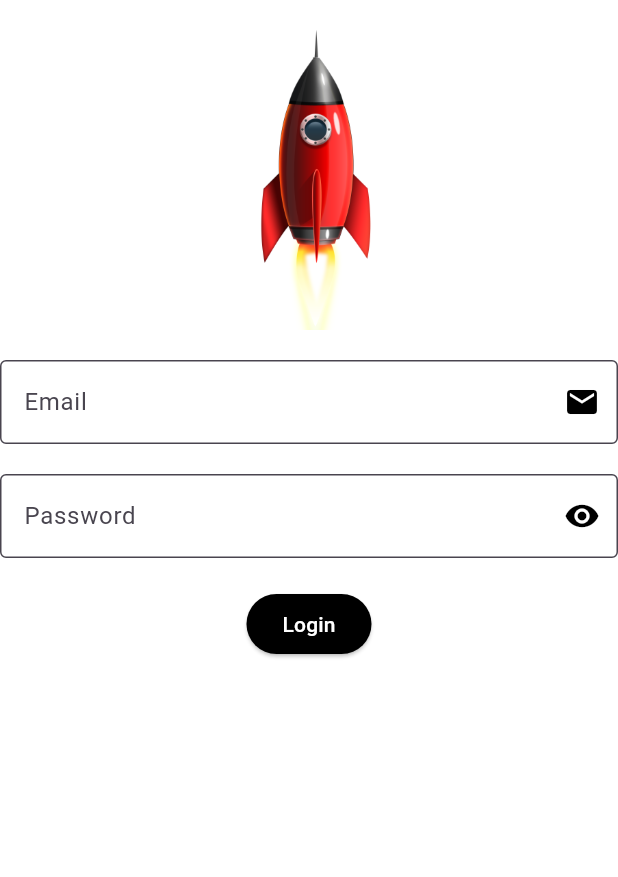
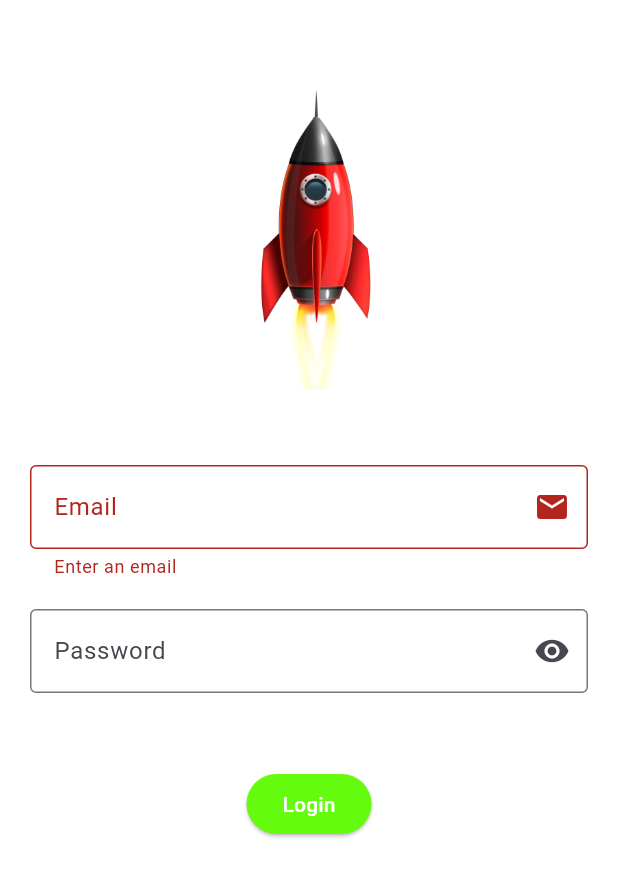
Before and after one commit to Ionfinisher/flutter-animated-login-screens, a Flutter app: the screen it shows after launch, after a tap on "Login", on a phone screen of 412 x 824 dp. Shown: the top 877 px of the screen. Run offline on Flutter 3.47's test engine with Material 3 defaults, Android fonts, the phone set to English and light mode, and no system bars; drawn by our look-alikes of flutter_animate.

Commit message:
refactor whole code

```diff
--- a/lib/login_screens/login_screen.dart
+++ b/lib/login_screens/login_screen.dart
@@ -9,72 +9,161 @@ class MyApp extends StatefulWidget {
 }
 
 class _MyAppState extends State<MyApp> {
+// form handling
+  final _formfield = GlobalKey<FormState>();
+  final emailController = TextEditingController();
+  final passController = TextEditingController();
+
+// password visibility toggling
+  bool passToggle = true;
+
   @override
   Widget build(BuildContext context) {
     return MaterialApp(
       debugShowCheckedModeBanner: false,
       home: Scaffold(
-        backgroundColor: const Color.fromARGB(255, 255, 255, 255),
-        body: Center(
-          child: Column(
-            children: [
-              Container(
-                margin: const EdgeInsets.all(20),
-                child: Image.asset(
-                  'assets/rocket.png',
-                  width: 200,
-                  height: 200,
-                  fit: BoxFit.cover,
-                )
-                    .animate(
-                      onPlay: (controller) => controller.repeat(),
-                    )
-                    .moveY(
-                      duration: 1000.ms,
-                      begin: 0,
-                      end: -100,
-                    ),
-              ),
-              Column(
+        backgroundColor: Color.fromARGB(255, 255, 255, 255),
+        body: SingleChildScrollView(
+          child: Padding(
+            padding: EdgeInsets.symmetric(horizontal: 20, vertical: 60),
+            child: Form(
+              key: _formfield,
+              child: Column(
                 mainAxisAlignment: MainAxisAlignment.center,
+                crossAxisAlignment: CrossAxisAlignment.center,
                 children: [
-                  const TextField(
+                  Image.asset(
+                    'assets/rocket.png',
+                    width: 200,
+                    height: 200,
+                    fit: BoxFit.cover,
+                  ),
+                  const SizedBox(height: 50),
+                  TextFormField(
                     keyboardType: TextInputType.emailAddress,
+                    controller: emailController,
+                    // better way is to create a validayor class
+                    validator: (value) {
+                      bool emailValid = RegExp(
+                              r"^[a-zA-Z0-9.!#$%&'*+/=?^_`{|}~-]+@[a-zA-Z0-9](?:[a-zA-Z0-9-]{0,253}[a-zA-Z0-9])?(?:\.[a-zA-Z0-9](?:[a-zA-Z0-9-]{0,253}[a-zA-Z0-9])?)*$")
+                          .hasMatch(value!);
+
+                      if (value.isEmpty) {
+                        return "Enter an email";
+                      }
+
+                      if (!emailValid) {
+                        return "Enter a valid Email";
+                      }
+                    },
+                    // end of validator here
                     decoration: InputDecoration(
+                      labelText: "Email",
                       border: OutlineInputBorder(),
-                      labelText: 'Email',
-                      suffixIcon: Icon(Icons.mail),
-                      suffixIconColor: Color.fromARGB(255, 0, 0, 0),
-                      filled: true,
-                      fillColor: Color.fromARGB(255, 255, 255, 255),
+                      suffixIcon: Icon(Icons.email),
                     ),
                   ),
-                  const SizedBox(height: 20),
-                  const TextField(
-                    obscureText: true,
+                  SizedBox(height: 20),
+                  TextFormField(
+                    keyboardType: TextInputType.emailAddress,
+                    controller: passController,
+                    obscureText: passToggle,
                     decoration: InputDecoration(
+                      labelText: "Password",
                       border: OutlineInputBorder(),
-                      labelText: 'Password',
-                      suffixIcon: Icon(Icons.remove_red_eye),
-                      suffixIconColor: Color.fromARGB(255, 0, 0, 0),
-                      filled: true,
-                      fillColor: Color.fromARGB(255, 255, 255, 255),
+                      suffixIcon: InkWell(
+                        onTap: () {
+                          setState(() {
+                            passToggle = !passToggle;
+                          });
+                        },
+                        child: Icon(
+                          passToggle ? Icons.visibility : Icons.visibility_off,
+                        ),
+                      ),
                     ),
                   ),
-                  const SizedBox(height: 20),
+                  SizedBox(height: 50),
                   ElevatedButton(
-                    onPressed: () {},
+                    onPressed: () {
+                      if (_formfield.currentState!.validate()) {
+                        print("Success");
+                        emailController.clear();
+                        passController.clear();
+                      }
+                    },
                     style: ElevatedButton.styleFrom(
-                      backgroundColor: const Color.fromARGB(255, 0, 0, 0),
+                      backgroundColor: Color.fromARGB(255, 101, 251, 15),
                       foregroundColor: const Color.fromARGB(255, 255, 255, 255),
                     ),
                     child: const Text('Login'),
                   ),
                 ],
               ),
-            ],
+            ),
           ),
         ),
+
+        // body: Center(
+        //   child: Column(
+        //     children: [
+        //       Container(
+        //         margin: const EdgeInsets.all(20),
+        //         child: Image.asset(
+        //           'assets/rocket.png',
+        //           width: 200,
+        //           height: 200,
+        //           fit: BoxFit.cover,
+        //         )
+        //             .animate(
+        //               onPlay: (controller) => controller.repeat(),
+        //             )
+        //             .moveY(
+        //               duration: 1000.ms,
+        //               begin: 0,
+        //               end: -100,
+        //             ),
+        //       ),
+        //       Column(
+        //         mainAxisAlignment: MainAxisAlignment.center,
+        //         children: [
+        //           const TextField(
+        //             keyboardType: TextInputType.emailAddress,
+        //             decoration: InputDecoration(
+        //               border: OutlineInputBorder(),
+        //               labelText: 'Email',
+        //               suffixIcon: Icon(Icons.mail),
+        //               suffixIconColor: Color.fromARGB(255, 0, 0, 0),
+        //               filled: true,
+        //               fillColor: Color.fromARGB(255, 255, 255, 255),
+        //             ),
+        //           ),
+        //           const SizedBox(height: 20),
+        //           const TextField(
+        //             obscureText: true,
+        //             decoration: InputDecoration(
+        //               border: OutlineInputBorder(),
+        //               labelText: 'Password',
+        //               suffixIcon: Icon(Icons.remove_red_eye),
+        //               suffixIconColor: Color.fromARGB(255, 0, 0, 0),
+        //               filled: true,
+        //               fillColor: Color.fromARGB(255, 255, 255, 255),
+        //             ),
+        //           ),
+        //           const SizedBox(height: 20),
+        //           ElevatedButton(
+        //             onPressed: () {},
+        //             style: ElevatedButton.styleFrom(
+        //               backgroundColor: const Color.fromARGB(255, 0, 0, 0),
+        //               foregroundColor: const Color.fromARGB(255, 255, 255, 255),
+        //             ),
+        //             child: const Text('Login'),
+        //           ),
+        //         ],
+        //       ),
+        //     ],
+        //   ),
+        // ),
       ),
     );
   }
```
Also changed, not shown: 1 other file.
